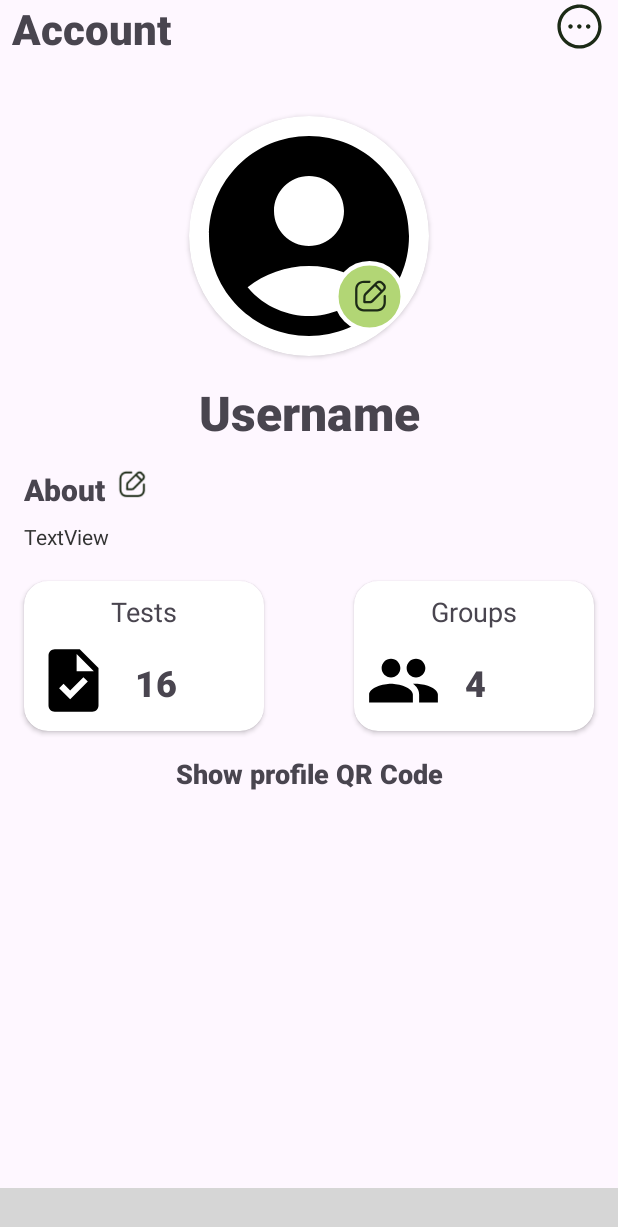
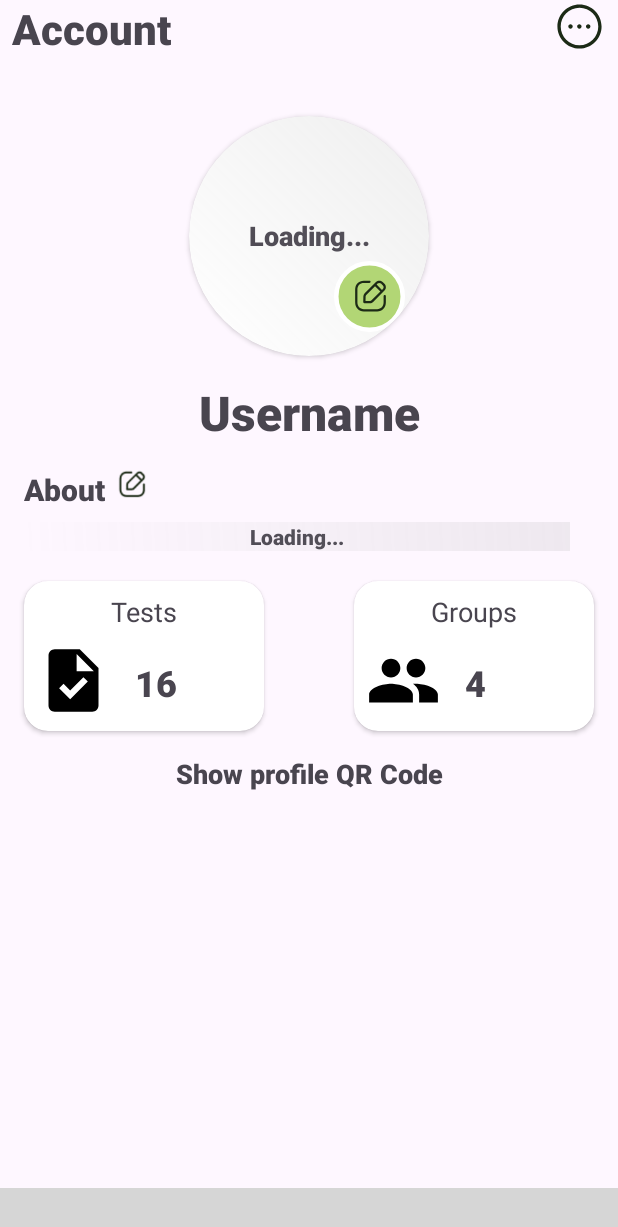
Before and after one commit to kartiksharmakk/TutorApp, an Android app: the ProfileFragment screen opened through its navigation route, on a phone screen of 412 x 824 dp. Shown: the top 1227 px of the screen. Run offline under Robolectric (Android 15) with nearby library versions, the phone set to English and light mode, and no system bars; our stand-ins replace Firebase (no records; nobody signed in at launch, a user with empty details on screens opened directly), Shimmer; libraries missing offline, so code that uses them is left out: com.facebook.shimmer, com.yalantis.ucrop; plain views replace BottomNavigationCircles; 10 statements that could not run were skipped; grey boxes are pictures that could not be loaded.

Commit message:
shimmer in profile ui

```diff
--- a/app/src/main/java/com/example/myapplication/Tutor/ProfileFragment.kt
+++ b/app/src/main/java/com/example/myapplication/Tutor/ProfileFragment.kt
@@ -1,5 +1,6 @@
 package com.example.myapplication.Tutor
 
+import android.animation.ValueAnimator
 import android.app.Activity
 import android.app.AlertDialog
 import android.content.Intent
@@ -30,6 +31,7 @@ import com.example.myapplication.Data.Prefs
 import com.example.myapplication.Functions.CommonFunctions.getToastShort
 import com.example.myapplication.R
 import com.example.myapplication.databinding.FragmentProfileBinding
+import com.facebook.shimmer.Shimmer
 import com.google.firebase.Firebase
 import com.google.firebase.auth.FirebaseAuth
 import com.google.firebase.database.DataSnapshot
@@ -83,6 +85,12 @@ class ProfileFragment : Fragment() {
     override fun onViewCreated(view: View, savedInstanceState: Bundle?) {
         super.onViewCreated(view, savedInstanceState)
         getDefaultProfileImage()
+    }
+
+    override fun onResume() {
+        super.onResume()
+        startImageShimmer()
+        startStatusShimmer()
     }
 
     private fun showPopUpOptions(view: View){
@@ -199,6 +207,7 @@ class ProfileFragment : Fragment() {
                     img.downloadUrl.addOnSuccessListener { uri ->
                         Glide.with(requireContext()).load(uri).apply(RequestOptions.circleCropTransform())
                             .into(binding.imgUserImageProfile)
+                        stopImageShimmer()
                     }.addOnFailureListener { exception ->
                         Log.e("ProfileFragment","Error loading profile image: ${exception.message}")
                     }
@@ -274,6 +283,7 @@ class ProfileFragment : Fragment() {
                     Glide.with(requireContext()).load(uri).apply(RequestOptions.circleCropTransform())
                         .into(binding.imgUserImageProfile)
                     getToastShort(requireContext(),"Profile photo uploaded")
+                    stopImageShimmer()
                 }
             }.addOnFailureListener{e ->
                 Log.e("ProfileFragment", "Error uploading profile photo: ${e.message}")
@@ -306,6 +316,7 @@ class ProfileFragment : Fragment() {
             .setPositiveButton("Yes") { _, _ ->
                 // Upload the image
                 uploadProfilePhoto(imageUri)
+                startImageShimmer()
             }
             .setNegativeButton("No") { dialog, _ ->
                 dialog.dismiss()
@@ -340,6 +351,7 @@ class ProfileFragment : Fragment() {
             val aboutText = editText.text.toString().trim()
             updateAboutSection(aboutText)
             alertDialog.dismiss()
+            startStatusShimmer()
         }
         btnCancel.setOnClickListener {
             alertDialog.dismiss()
@@ -355,6 +367,7 @@ class ProfileFragment : Fragment() {
                 if(snapshot.exists()){
                     val aboutText = snapshot.getValue(String::class.java)
                     binding.txtAboutProfile.setText(aboutText)
+                    stopStatusShimmer()
                 }else{
                     Log.d("ProfileFragment","About text does not exist in the database")
                 }
@@ -372,10 +385,38 @@ class ProfileFragment : Fragment() {
         val dbRef = databaseReference.child(email!!)
         dbRef.child("about").setValue(text).addOnSuccessListener {
             getToastShort(requireContext(), "About section updated successfully")
+            stopStatusShimmer()
         }.addOnFailureListener {
             Log.e("ProfileFragment", "Error updating about section.")
             getToastShort(requireContext(), "Failed to update about section")
         }
+    }
+
+    fun startImageShimmer(){
+        val shimmer = Shimmer.AlphaHighlightBuilder().setBaseAlpha(0.8f).setHighlightAlpha(1.0f)
+            .setRepeatCount(ValueAnimator.INFINITE)
+            .build()
+        binding.shimmerProfileImage.setShimmer(shimmer)
+        binding.shimmerProfileImage.startShimmer()
+        binding.shimmerProfileImage.visibility = View.VISIBLE
+    }
+    fun stopImageShimmer(){
+        binding.shimmerProfileImage.stopShimmer()
+        binding.shimmerProfileImage.visibility = View.GONE
+    }
+
+    fun startStatusShimmer(){
+        val shimmer = Shimmer.AlphaHighlightBuilder().setBaseAlpha(0.3f).setHighlightAlpha(0.9f)
+            .setRepeatCount(ValueAnimator.INFINITE)
+            .build()
+        binding.shimmerProfileStatus.setShimmer(shimmer)
+        binding.shimmerProfileStatus.startShimmer()
+        binding.shimmerProfileStatus.visibility = View.VISIBLE
+    }
+
+    fun stopStatusShimmer(){
+        binding.shimmerProfileStatus.stopShimmer()
+        binding.shimmerProfileStatus.visibility = View.GONE
     }
     private fun logout(){
         try{
--- a/app/src/main/res/drawable/profile.xml
+++ b/app/src/main/res/drawable/profile_icon.xml
@@ -1,4 +1,4 @@
-<vector android:height="24dp" android:tint="#000000"
+<vector android:height="24dp" android:tint="#828282"
     android:viewportHeight="24" android:viewportWidth="24"
     android:width="24dp" xmlns:android="http://schemas.android.com/apk/res/android">
     <path android:fillColor="@android:color/white" android:pathData="M12,2C6.48,2 2,6.48 2,12s4.48,10 10,10s10,-4.48 10,-10S17.52,2 12,2zM12,6c1.93,0 3.5,1.57 3.5,3.5S13.93,13 12,13s-3.5,-1.57 -3.5,-3.5S10.07,6 12,6zM12,20c-2.03,0 -4.43,-0.82 -6.14,-2.88C7.55,15.8 9.68,15 12,15s4.45,0.8 6.14,2.12C16.43,19.18 14.03,20 12,20z"/>
--- /dev/null
+++ b/app/src/main/res/drawable/shimmer_overlay.xml
@@ -0,0 +1,8 @@
+<shape xmlns:android="http://schemas.android.com/apk/res/android"
+    android:shape="rectangle">
+    <gradient
+        android:angle="45"
+        android:endColor="#30AAAAAA"
+        android:startColor="#00AAAAAA"
+        android:type="linear" />
+</shape>
--- a/app/src/main/res/layout/fragment_profile.xml
+++ b/app/src/main/res/layout/fragment_profile.xml
@@ -54,12 +54,25 @@
                 android:layout_width="match_parent"
                 android:layout_height="match_parent">
 
+                <com.facebook.shimmer.ShimmerFrameLayout
+                    android:id="@+id/shimmerProfileImage"
+                    android:foreground="@drawable/shimmer_overlay"
+                    android:layout_width="match_parent"
+                    android:layout_height="match_parent">
+                    <TextView
+                        android:layout_width="match_parent"
+                        android:layout_height="match_parent"
+                        android:gravity="center"
+                        android:textSize="18dp"
+                        android:textStyle="bold"
+                        android:fontFamily="sans-serif-black"
+                        android:text="Loading..."/>
+                </com.facebook.shimmer.ShimmerFrameLayout>
 
                 <ImageView
                     android:id="@+id/imgUserImageProfile"
                     android:layout_width="match_parent"
                     android:layout_height="match_parent"
-                    android:src="@drawable/profile"
                     app:layout_constraintBottom_toBottomOf="parent"
                     app:layout_constraintEnd_toEndOf="parent"
                     app:layout_constraintStart_toStartOf="parent"
@@ -108,6 +121,28 @@
             app:layout_constraintStart_toStartOf="parent"
             app:layout_constraintTop_toBottomOf="@+id/txtNameProfile" />
 
+        <com.facebook.shimmer.ShimmerFrameLayout
+            android:id="@+id/shimmerProfileStatus"
+            android:layout_width="0dp"
+            android:layout_height="0dp"
+            android:layout_marginStart="16dp"
+            android:layout_marginTop="8dp"
+            android:layout_marginEnd="32dp"
+            android:foreground="@drawable/shimmer_overlay"
+            app:layout_constraintBottom_toBottomOf="@+id/txtAboutProfile"
+            app:layout_constraintEnd_toEndOf="parent"
+            app:layout_constraintStart_toStartOf="parent"
+            app:layout_constraintTop_toBottomOf="@+id/textView20">
+            <TextView
+                android:layout_width="match_parent"
+                android:layout_height="match_parent"
+                android:gravity="center"
+                android:text="Loading..."
+                android:textStyle="bold"
+                android:fontFamily="sans-serif-black"/>
+
+        </com.facebook.shimmer.ShimmerFrameLayout>
+
         <TextView
             android:id="@+id/txtAboutProfile"
             android:layout_width="0dp"
@@ -115,7 +150,6 @@
             android:layout_marginStart="16dp"
             android:layout_marginTop="8dp"
             android:layout_marginEnd="32dp"
-            android:text="TextView"
             android:textColor="@color/text_color"
             app:layout_constraintEnd_toEndOf="parent"
             app:layout_constraintStart_toStartOf="parent"
```
